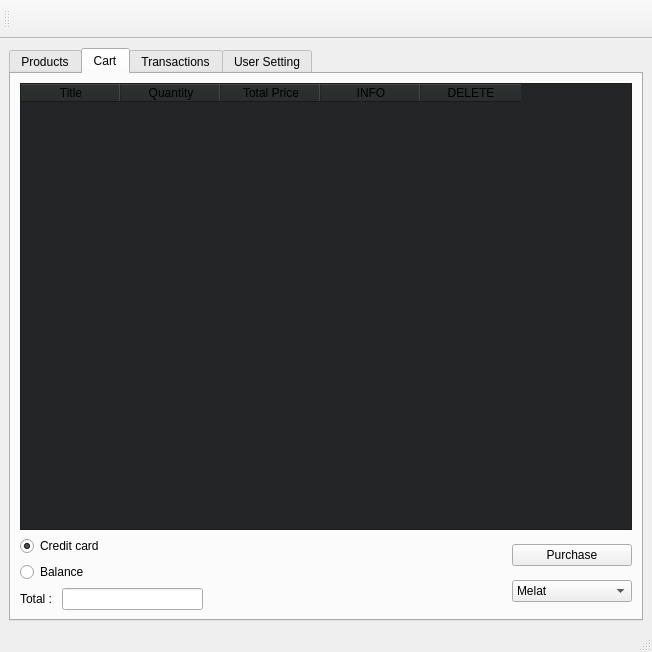
Before: the Qt Designer form AP/client_ui.ui in AP-projects-4001/Guys, drawn with Qt 5.
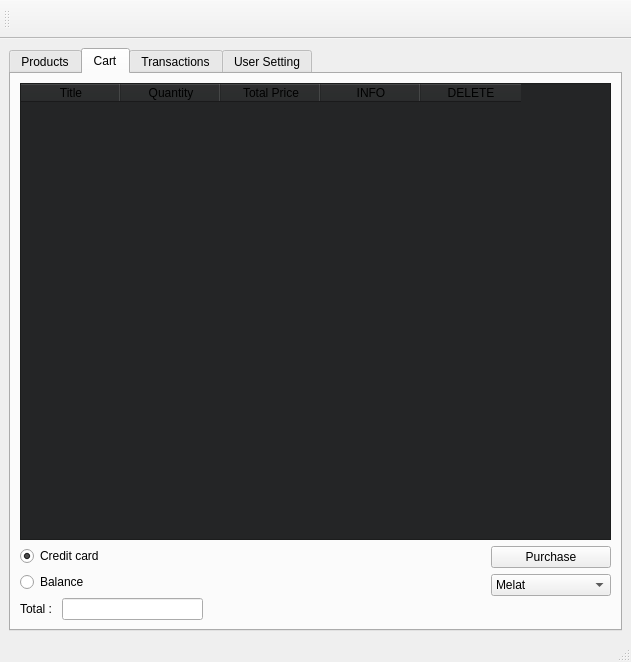
After: the same form once the commit is applied. The open tabs and pages were chosen to show the change. Icons and pictures are not drawn.

```diff
--- a/AP/client_ui.ui
+++ b/AP/client_ui.ui
@@ -6,8 +6,8 @@
    <rect>
     <x>0</x>
     <y>0</y>
-    <width>652</width>
-    <height>652</height>
+    <width>631</width>
+    <height>662</height>
    </rect>
   </property>
   <property name="windowTitle">
@@ -415,6 +415,13 @@
                 </item>
                </widget>
               </item>
+              <item>
+               <widget class="QLabel" name="label_10">
+                <property name="text">
+                 <string/>
+                </property>
+               </widget>
+              </item>
              </layout>
             </item>
            </layout>
```
Left out of the diff: 5 changed lines with no effect on the pictures.
